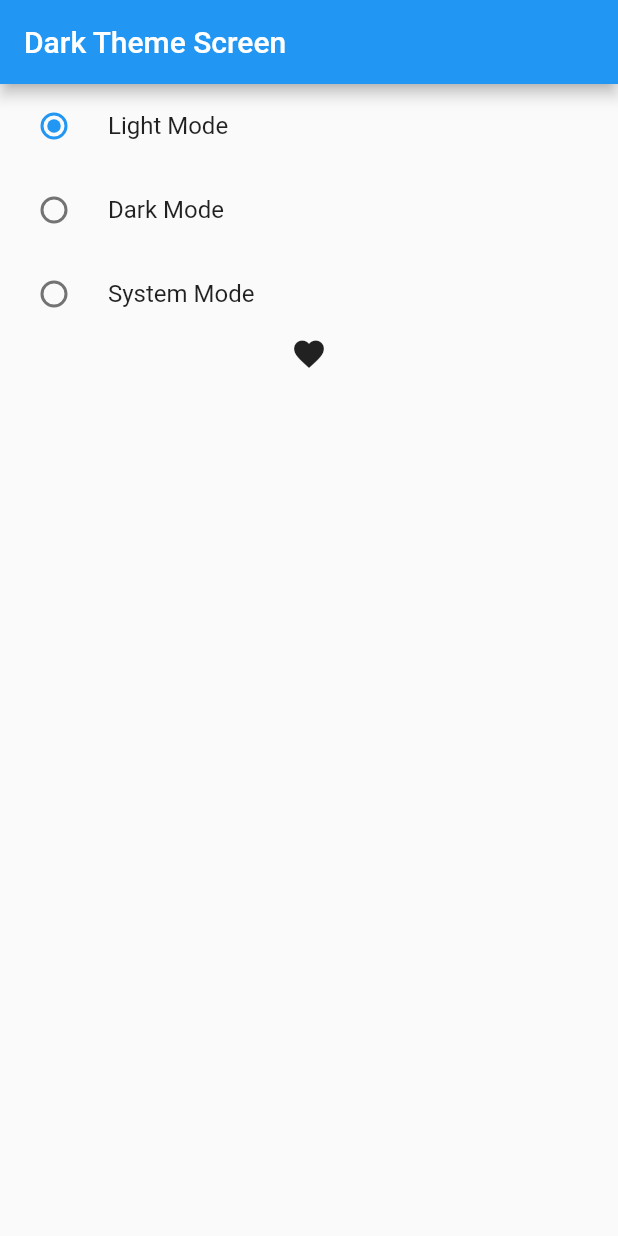
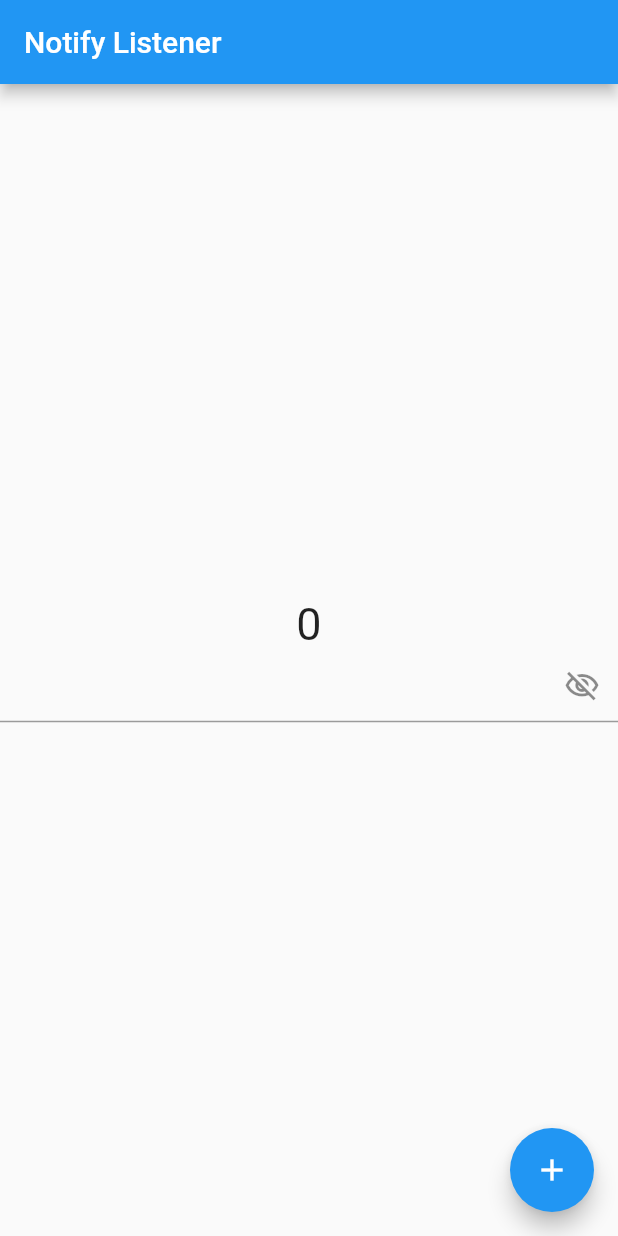
Before and after one commit to huzaifak08/Flutter-Provider-State, a Flutter app: the screen it shows after launch, on a phone screen of 412 x 824 dp. Run offline on Flutter 3.47's test engine with Material 2 defaults, Android fonts, the phone set to English and light mode, and no system bars.

```diff
--- a/lib/main.dart
+++ b/lib/main.dart
@@ -8,6 +8,7 @@ import 'package:provider_state/screens/counter_example.dart';
 import 'package:provider_state/screens/dark_theme.dart';
 import 'package:provider_state/screens/example_one.dart';
 import 'package:provider_state/screens/favourite/favourite_screen.dart';
+import 'package:provider_state/screens/value_notify_listener.dart';
 import 'package:provider_state/statefull_widget.dart';
 import 'package:provider_state/stateless_widget.dart';
 
@@ -51,7 +52,7 @@ class MyApp extends StatelessWidget {
               appBarTheme: AppBarTheme(backgroundColor: Colors.teal),
             ),
 
-            home: DarkThemeScreen(),
+            home: NotifyListenerScren(),
           );
         },
       ),
--- a/lib/screens/dark_theme.dart
+++ b/lib/screens/dark_theme.dart
@@ -11,10 +11,12 @@ class DarkThemeScreen extends StatefulWidget {
 }
 
 class _DarkThemeScreenState extends State<DarkThemeScreen> {
-  late bool isSwitched;
   @override
   Widget build(BuildContext context) {
+    print('build');
+    // Provider initialiation:
     final themeChanger = Provider.of<ThemeChangerProvider>(context);
+
     return Scaffold(
       appBar: AppBar(
         title: Text('Dark Theme Screen'),
--- /dev/null
+++ b/lib/screens/value_notify_listener.dart
@@ -0,0 +1,71 @@
+import 'package:flutter/material.dart';
+
+class NotifyListenerScren extends StatelessWidget {
+  NotifyListenerScren({super.key});
+
+  // initializing Notify Listener:
+
+  // Example 1;
+  ValueNotifier<int> _counter = ValueNotifier<int>(0);
+
+  // Example 2:
+  ValueNotifier<bool> toggle = ValueNotifier<bool>(true);
+
+  @override
+  Widget build(BuildContext context) {
+    print('build');
+    return Scaffold(
+      appBar: AppBar(
+        title: Text('Notify Listener'),
+      ),
+      body: Center(
+        // Value Listenable Builder:
+        child: Column(
+          mainAxisAlignment: MainAxisAlignment.center,
+          children: [
+            // Example 1:
+            ValueListenableBuilder(
+              valueListenable: _counter,
+              builder: (context, value, child) {
+                return Text(
+                  _counter.value.toString(),
+                  style: TextStyle(fontSize: 30),
+                );
+              },
+            ),
+
+            // Example 2:
+            ValueListenableBuilder(
+              valueListenable: toggle,
+              builder: (context, value, child) {
+                return TextField(
+                  // Value is the initial value that we provide at the initialization time.
+                  obscureText: toggle.value,
+                  decoration: InputDecoration(
+                    suffixIcon: InkWell(
+                      child: Icon(toggle.value
+                          ? Icons.visibility_off_outlined
+                          : Icons.visibility_outlined),
+                      onTap: () {
+                        toggle.value = !toggle.value;
+                      },
+                    ),
+                  ),
+                );
+              },
+            )
+          ],
+        ),
+      ),
+      floatingActionButton: FloatingActionButton(
+        onPressed: () {
+          // Value is the initial value that we provide at the initialization time.
+          _counter.value++;
+
+          print(_counter.value);
+        },
+        child: Icon(Icons.add),
+      ),
+    );
+  }
+}
```
